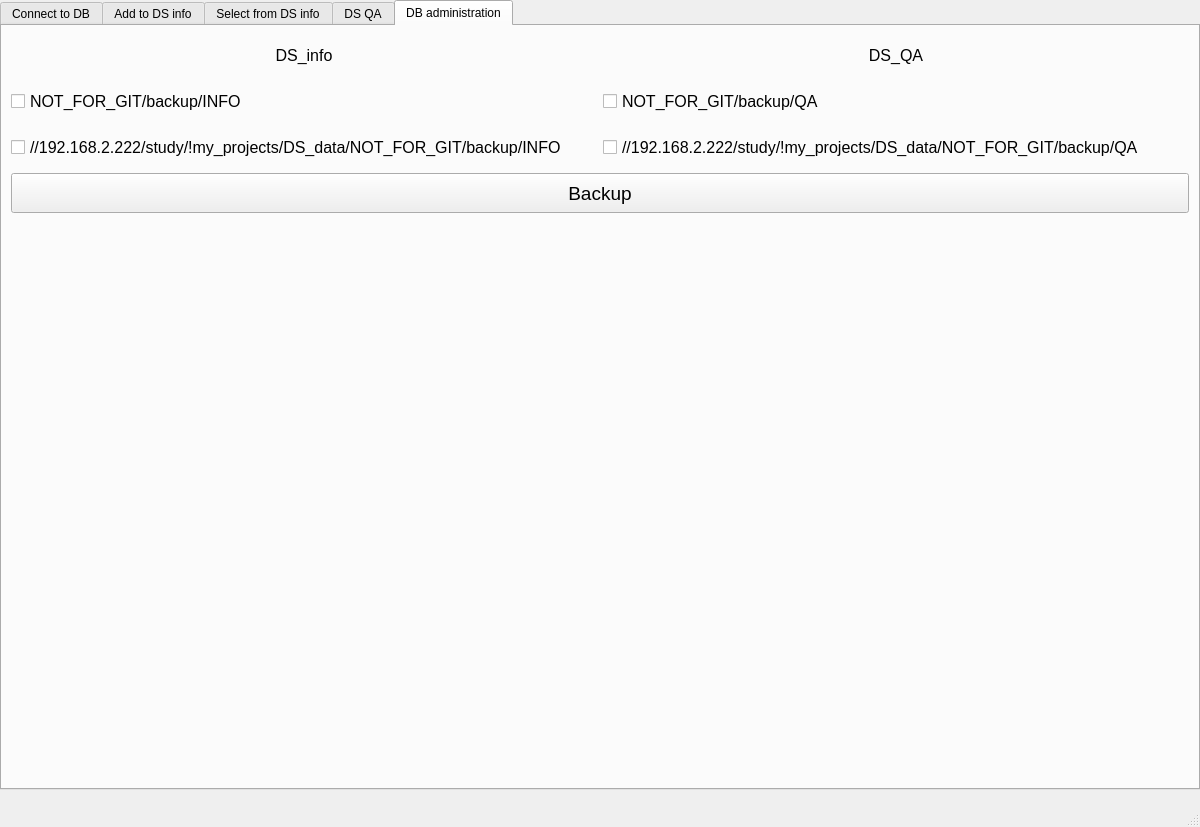
Before: the Qt Designer form DS_data/ui/main.ui in a18091986/python_study_different, drawn with Qt 5.
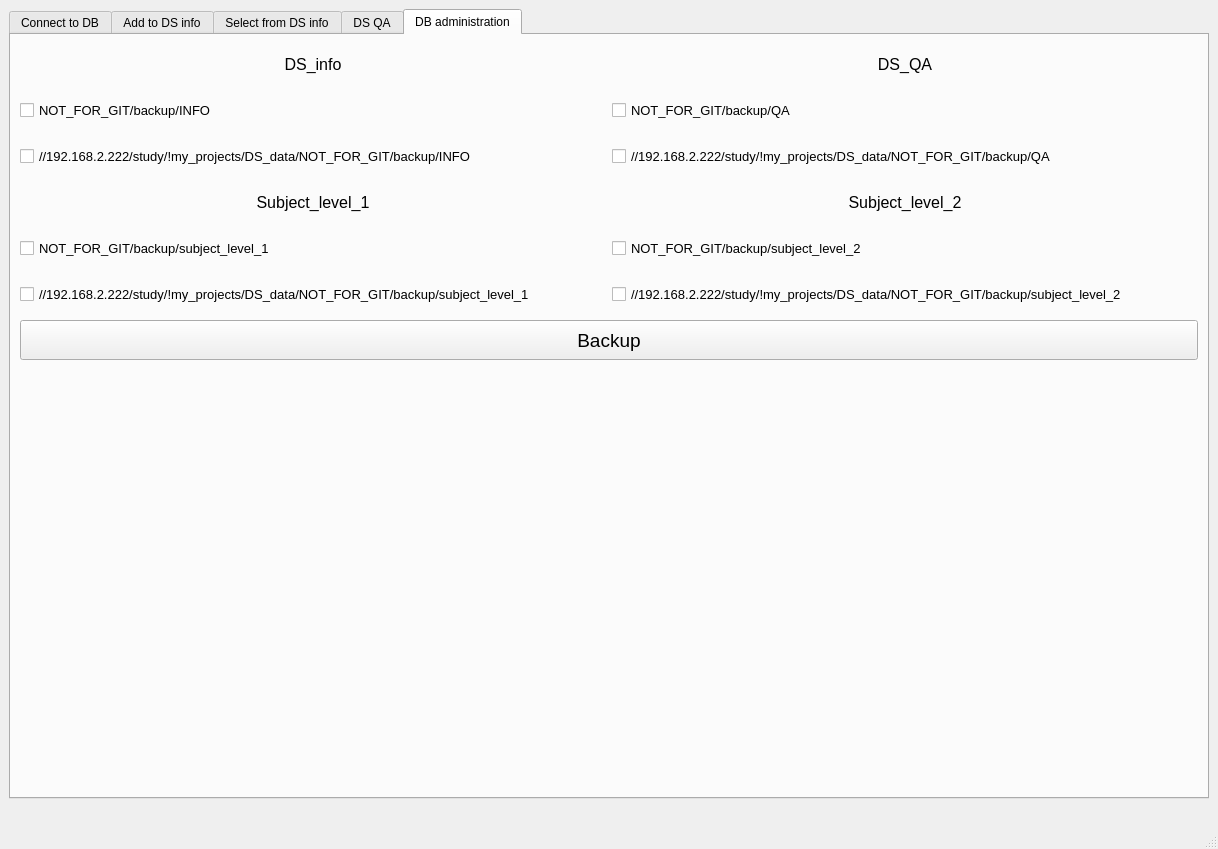
After: the same form once the commit is applied. The open tabs and pages were chosen to show the change.

```diff
--- a/DS_data/ui/main.ui
+++ b/DS_data/ui/main.ui
@@ -6,8 +6,8 @@
    <rect>
     <x>0</x>
     <y>0</y>
-    <width>1200</width>
-    <height>827</height>
+    <width>1218</width>
+    <height>849</height>
    </rect>
   </property>
   <property name="minimumSize">
@@ -20,17 +20,11 @@
    <string>MainWindow</string>
   </property>
   <widget class="QWidget" name="centralwidget">
+   <layout class="QVBoxLayout" name="verticalLayout_6">
+    <item>
    <widget class="QTabWidget" name="tabWidget">
-    <property name="geometry">
-     <rect>
-      <x>0</x>
-      <y>0</y>
-      <width>1200</width>
-      <height>790</height>
-     </rect>
-    </property>
     <property name="sizePolicy">
-     <sizepolicy hsizetype="Maximum" vsizetype="Maximum">
+       <sizepolicy hsizetype="Preferred" vsizetype="Preferred">
       <horstretch>0</horstretch>
       <verstretch>0</verstretch>
      </sizepolicy>
@@ -825,7 +819,7 @@
      <attribute name="title">
       <string>DB administration</string>
      </attribute>
-     <layout class="QVBoxLayout" name="verticalLayout_5">
+       <layout class="QVBoxLayout" name="verticalLayout_8">
       <item>
        <layout class="QHBoxLayout" name="horizontalLayout_4">
         <item>
@@ -875,7 +869,7 @@
             </property>
             <property name="font">
              <font>
-              <pointsize>12</pointsize>
+                <pointsize>10</pointsize>
               <weight>50</weight>
               <bold>false</bold>
              </font>
@@ -901,7 +895,7 @@
             </property>
             <property name="font">
              <font>
-              <pointsize>12</pointsize>
+                <pointsize>10</pointsize>
              </font>
             </property>
             <property name="text">
@@ -958,7 +952,7 @@
             </property>
             <property name="font">
              <font>
-              <pointsize>12</pointsize>
+                <pointsize>10</pointsize>
               <weight>50</weight>
               <bold>false</bold>
              </font>
@@ -984,7 +978,7 @@
             </property>
             <property name="font">
              <font>
-              <pointsize>12</pointsize>
+                <pointsize>10</pointsize>
              </font>
             </property>
             <property name="text">
@@ -996,6 +990,176 @@
         </item>
        </layout>
       </item>
+        <item>
+         <layout class="QHBoxLayout" name="horizontalLayout_5">
+          <item>
+           <layout class="QVBoxLayout" name="verticalLayout_5">
+            <item>
+             <widget class="QLabel" name="label_SL_1_backup">
+              <property name="minimumSize">
+               <size>
+                <width>0</width>
+                <height>40</height>
+               </size>
+              </property>
+              <property name="maximumSize">
+               <size>
+                <width>16777215</width>
+                <height>40</height>
+               </size>
+              </property>
+              <property name="font">
+               <font>
+                <pointsize>12</pointsize>
+                <weight>50</weight>
+                <bold>false</bold>
+               </font>
+              </property>
+              <property name="text">
+               <string>Subject_level_1</string>
+              </property>
+              <property name="alignment">
+               <set>Qt::AlignCenter</set>
+              </property>
+             </widget>
+            </item>
+            <item>
+             <widget class="QCheckBox" name="checkBox_SL_1_backup_local">
+              <property name="minimumSize">
+               <size>
+                <width>0</width>
+                <height>40</height>
+               </size>
+              </property>
+              <property name="maximumSize">
+               <size>
+                <width>16777215</width>
+                <height>40</height>
+               </size>
+              </property>
+              <property name="font">
+               <font>
+                <pointsize>10</pointsize>
+                <weight>50</weight>
+                <bold>false</bold>
+               </font>
+              </property>
+              <property name="text">
+               <string>NOT_FOR_GIT/backup/subject_level_1</string>
+              </property>
+             </widget>
+            </item>
+            <item>
+             <widget class="QCheckBox" name="checkBox_SL_1_backup_NAS">
+              <property name="minimumSize">
+               <size>
+                <width>0</width>
+                <height>40</height>
+               </size>
+              </property>
+              <property name="maximumSize">
+               <size>
+                <width>16777214</width>
+                <height>40</height>
+               </size>
+              </property>
+              <property name="font">
+               <font>
+                <pointsize>10</pointsize>
+               </font>
+              </property>
+              <property name="text">
+               <string>//192.168.2.222/study/!my_projects/DS_data/NOT_FOR_GIT/backup/subject_level_1</string>
+              </property>
+             </widget>
+            </item>
+           </layout>
+          </item>
+          <item>
+           <layout class="QVBoxLayout" name="verticalLayout_7">
+            <item>
+             <widget class="QLabel" name="label_SL_2_backup">
+              <property name="minimumSize">
+               <size>
+                <width>0</width>
+                <height>40</height>
+               </size>
+              </property>
+              <property name="maximumSize">
+               <size>
+                <width>16777215</width>
+                <height>40</height>
+               </size>
+              </property>
+              <property name="font">
+               <font>
+                <pointsize>12</pointsize>
+                <weight>50</weight>
+                <bold>false</bold>
+               </font>
+              </property>
+              <property name="text">
+               <string>Subject_level_2</string>
+              </property>
+              <property name="alignment">
+               <set>Qt::AlignCenter</set>
+              </property>
+             </widget>
+            </item>
+            <item>
+             <widget class="QCheckBox" name="checkBox_SL_2_backup_local">
+              <property name="minimumSize">
+               <size>
+                <width>0</width>
+                <height>40</height>
+               </size>
+              </property>
+              <property name="maximumSize">
+               <size>
+                <width>16777215</width>
+                <height>40</height>
+               </size>
+              </property>
+              <property name="font">
+               <font>
+                <pointsize>10</pointsize>
+                <weight>50</weight>
+                <bold>false</bold>
+               </font>
+              </property>
+              <property name="text">
+               <string>NOT_FOR_GIT/backup/subject_level_2</string>
+              </property>
+             </widget>
+            </item>
+            <item>
+             <widget class="QCheckBox" name="checkBox_SL_2_backup_NAS">
+              <property name="minimumSize">
+               <size>
+                <width>0</width>
+                <height>40</height>
+               </size>
+              </property>
+              <property name="maximumSize">
+               <size>
+                <width>16777214</width>
+                <height>40</height>
+               </size>
+              </property>
+              <property name="font">
+               <font>
+                <pointsize>10</pointsize>
+               </font>
+              </property>
+              <property name="text">
+               <string>//192.168.2.222/study/!my_projects/DS_data/NOT_FOR_GIT/backup/subject_level_2</string>
+              </property>
+             </widget>
+            </item>
+           </layout>
+          </item>
+         </layout>
+        </item>
       <item>
        <widget class="QPushButton" name="pushButton_backup_tables">
         <property name="minimumSize">
@@ -1038,20 +1202,20 @@
         <property name="minimumSize">
          <size>
           <width>0</width>
-          <height>100</height>
+            <height>200</height>
          </size>
         </property>
         <property name="maximumSize">
          <size>
           <width>16777215</width>
-          <height>150</height>
+            <height>200</height>
          </size>
         </property>
         <property name="font">
          <font>
-          <pointsize>14</pointsize>
-          <weight>75</weight>
-          <bold>true</bold>
+            <pointsize>12</pointsize>
+            <weight>50</weight>
+            <bold>false</bold>
          </font>
         </property>
         <property name="text">
@@ -1075,6 +1239,24 @@
      </layout>
     </widget>
    </widget>
+    </item>
+    <item>
+     <spacer name="verticalSpacer_2">
+      <property name="orientation">
+       <enum>Qt::Vertical</enum>
+      </property>
+      <property name="sizeType">
+       <enum>QSizePolicy::Fixed</enum>
+      </property>
+      <property name="sizeHint" stdset="0">
+       <size>
+        <width>20</width>
+        <height>20</height>
+       </size>
+      </property>
+     </spacer>
+    </item>
+   </layout>
   </widget>
   <widget class="QMenuBar" name="menubar">
    <property name="geometry">
```
Left out of the diff: 136 changed lines with no effect on the pictures. Lines whose indentation alone changed are shown as unchanged.
